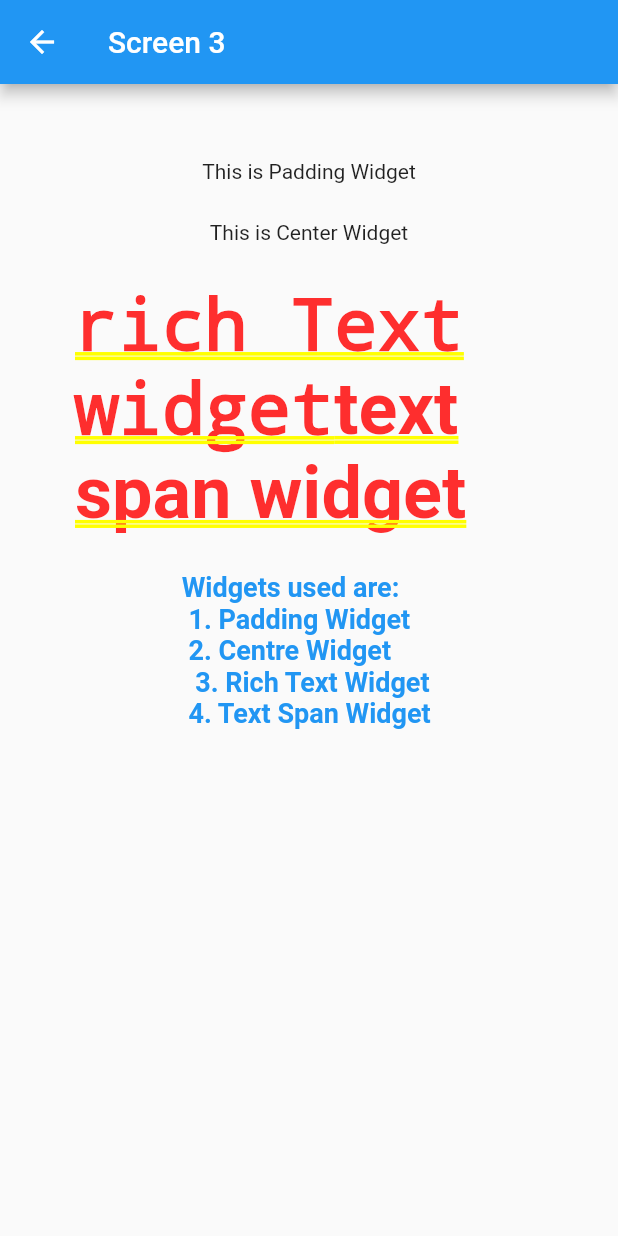
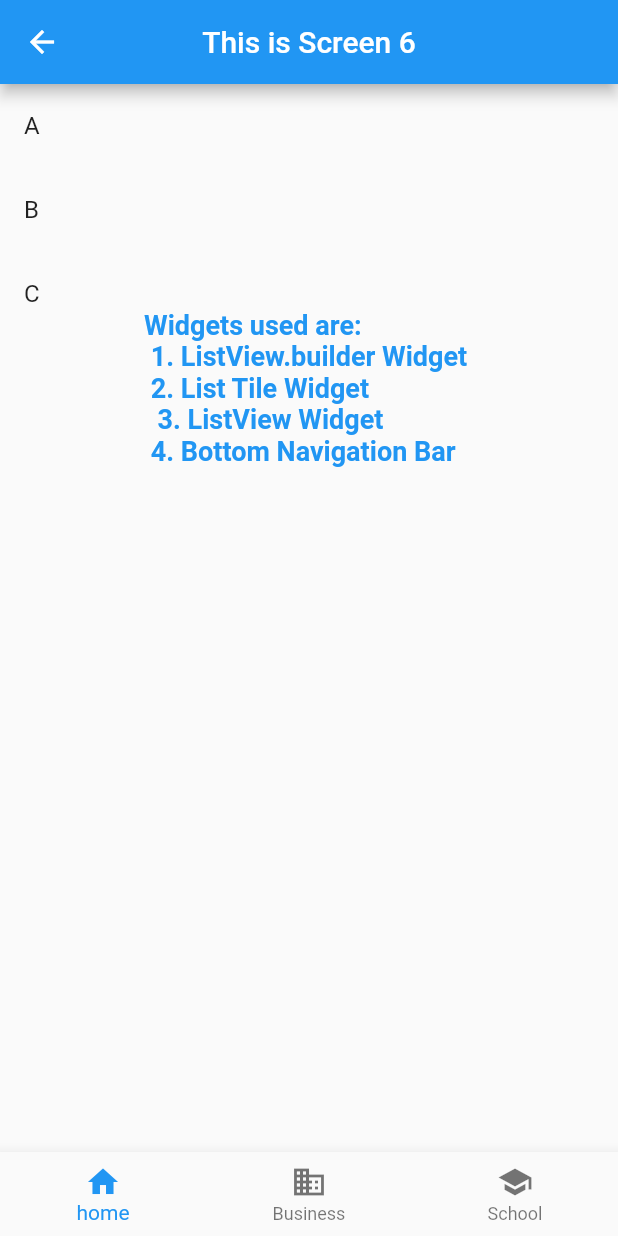
Before and after one commit to Bilal-Basharat/CS394-Mobile-Application-Development, a Flutter app: the screen it shows after launch, after a tap on "Screen 6", on a phone screen of 412 x 824 dp. Run offline on Flutter 3.47's test engine with Material 2 defaults, Android fonts, the light colour scheme and no system bars.

Commit message:
Week-4: Implement Screen 6 with 4 widgets

```diff
--- a/Week_4/flutter_widgets/lib/folder1/Screen5.dart
+++ b/Week_4/flutter_widgets/lib/folder1/Screen5.dart
@@ -8,9 +8,6 @@ class Screen5 extends StatefulWidget {
 }
 
 class _Screen5State extends State<Screen5> {
-
-  final List<String> entries = <String>['A', 'B', 'C'];
-  final List<int> colorCodes = <int>[600, 500, 100];
 
   @override
   Widget build(BuildContext context) {
--- a/Week_4/flutter_widgets/lib/folder2/Screen6.dart
+++ b/Week_4/flutter_widgets/lib/folder2/Screen6.dart
@@ -0,0 +1,65 @@
+import 'package:flutter/material.dart';
+
+class Screen6 extends StatefulWidget {
+  const Screen6({super.key});
+
+  @override
+  State<Screen6> createState() => _Screen6State();
+}
+
+class _Screen6State extends State<Screen6> {
+
+  final List<String> entries = <String>['A', 'B', 'C'];
+  final List<int> colorCodes = <int>[600, 500, 100];
+
+  @override
+  Widget build(BuildContext context) {
+    return Scaffold(
+      appBar: AppBar(
+        title: Text('This is Screen 6'),
+        centerTitle: true,
+      ),
+      body: Column(
+        crossAxisAlignment: CrossAxisAlignment.center,
+        children: [
+          SizedBox(
+            height: 150,
+            child: ListView.builder(
+              itemCount: entries.length,
+              prototypeItem: ListTile(
+                title: Text(entries.first),
+              ),
+              itemBuilder: (context, index) {
+                return ListTile(
+                  title: Text(entries[index]),
+                );
+              },
+            ),
+          ),
+
+
+
+          Text('Widgets used are: \n 1. ListView.builder Widget \n 2. List Tile Widget \n  3. ListView Widget \n '
+              '4. Bottom Navigation Bar ',
+              style: TextStyle(color: Colors.blue, fontSize: 18,fontWeight: FontWeight.bold)),
+        ],
+      ),
+      bottomNavigationBar: BottomNavigationBar(
+         items: const <BottomNavigationBarItem> [
+          BottomNavigationBarItem(
+              icon: Icon(Icons.home),
+            label: 'home',
+          ),
+          BottomNavigationBarItem(
+            icon: Icon(Icons.business),
+            label: 'Business',
+          ),
+          BottomNavigationBarItem(
+            icon: Icon(Icons.school),
+            label: 'School',
+          ),
+        ],
+      ),
+    );
+  }
+}
--- a/Week_4/flutter_widgets/lib/main.dart
+++ b/Week_4/flutter_widgets/lib/main.dart
@@ -15,6 +15,7 @@ class MyApp extends StatelessWidget {
   @override
   Widget build(BuildContext context) {
     return MaterialApp(
+      debugShowCheckedModeBanner: false,
       home: MyHomePage(),
     );
   }
--- a/Week_4/flutter_widgets/lib/myHomePage.dart
+++ b/Week_4/flutter_widgets/lib/myHomePage.dart
@@ -5,6 +5,7 @@ import 'folder1/Screen1.dart';
 import 'folder1/Screen2.dart';
 import 'folder1/Screen3.dart';
 import 'folder1/Screen4.dart';
+import 'folder2/Screen6.dart';
 
 class MyHomePage extends StatefulWidget {
   const MyHomePage({super.key});
@@ -115,7 +116,7 @@ class _MyHomePageState extends State<MyHomePage> {
                         Navigator.push(context,
                           MaterialPageRoute(builder: (context)
                           {
-                            return Screen3();
+                            return Screen6();
                           }),);
                       },
                       child: Text('Screen 6'),
```
